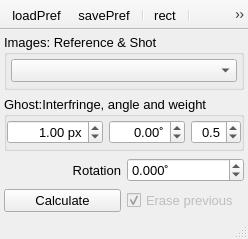
This is UIs/nGhost.ui in NeutrinoToolkit/Neutrino as Qt 5 draws it before an edit. The edited form follows.
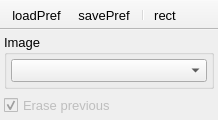
This is the edited form. Icons and pictures are not drawn.

```diff
--- a/UIs/nGhost.ui
+++ b/UIs/nGhost.ui
@@ -6,8 +6,8 @@
    <rect>
     <x>0</x>
     <y>0</y>
-    <width>247</width>
-    <height>239</height>
+    <width>218</width>
+    <height>115</height>
    </rect>
   </property>
   <property name="font">
@@ -32,103 +32,19 @@
     <property name="margin">
      <number>4</number>
     </property>
-    <item row="1" column="0">
-     <widget class="QGroupBox" name="carrierBox">
-      <property name="title">
-       <string>Ghost:Interfringe, angle and weight</string>
-      </property>
-      <layout class="QGridLayout" name="gridLayout_3" columnstretch="1,0,0">
-       <property name="margin">
-        <number>0</number>
-       </property>
-       <item row="0" column="2">
-        <widget class="QDoubleSpinBox" name="weightCarrier">
-         <property name="toolTip">
-          <string>Frequency weight (&lt;0 for lower freq; &gt;0 for higher freq)</string>
-         </property>
-         <property name="alignment">
-          <set>Qt::AlignRight|Qt::AlignTrailing|Qt::AlignVCenter</set>
-         </property>
-         <property name="decimals">
-          <number>1</number>
-         </property>
-         <property name="minimum">
-          <double>-9.900000000000000</double>
-         </property>
-         <property name="maximum">
-          <double>9.900000000000000</double>
-         </property>
-         <property name="singleStep">
-          <double>0.100000000000000</double>
-         </property>
-         <property name="value">
-          <double>0.500000000000000</double>
-         </property>
-         <property name="neutrinoSave" stdset="0">
-          <bool>true</bool>
-         </property>
-        </widget>
-       </item>
-       <item row="0" column="1">
-        <widget class="QDoubleSpinBox" name="angleCarrier">
-         <property name="alignment">
-          <set>Qt::AlignRight|Qt::AlignTrailing|Qt::AlignVCenter</set>
-         </property>
-         <property name="suffix">
-          <string>˚</string>
-         </property>
-         <property name="decimals">
-          <number>2</number>
-         </property>
-         <property name="minimum">
-          <double>-360.000000000000000</double>
-         </property>
-         <property name="maximum">
-          <double>360.000000000000000</double>
-         </property>
-         <property name="singleStep">
-          <double>1.000000000000000</double>
-         </property>
-         <property name="neutrinoSave" stdset="0">
-          <bool>true</bool>
-         </property>
-        </widget>
-       </item>
-       <item row="0" column="0">
-        <widget class="QDoubleSpinBox" name="widthCarrier">
-         <property name="alignment">
-          <set>Qt::AlignRight|Qt::AlignTrailing|Qt::AlignVCenter</set>
-         </property>
-         <property name="suffix">
-          <string> px</string>
-         </property>
-         <property name="decimals">
-          <number>2</number>
-         </property>
-         <property name="minimum">
-          <double>-9999.000000000000000</double>
-         </property>
-         <property name="maximum">
-          <double>9999.000000000000000</double>
-         </property>
-         <property name="singleStep">
-          <double>1.000000000000000</double>
-         </property>
-         <property name="value">
-          <double>1.000000000000000</double>
-         </property>
-         <property name="neutrinoSave" stdset="0">
-          <bool>true</bool>
-         </property>
-        </widget>
-       </item>
-      </layout>
-     </widget>
-    </item>
+    <property name="topMargin">
+     <number>4</number>
+    </property>
+    <property name="rightMargin">
+     <number>4</number>
+    </property>
+    <property name="bottomMargin">
+     <number>4</number>
+    </property>
     <item row="0" column="0">
      <widget class="QGroupBox" name="groupBox_14">
       <property name="title">
-       <string>Images: Reference &amp;&amp; Shot</string>
+       <string>Image</string>
       </property>
       <layout class="QGridLayout" name="gridLayout_5">
        <property name="margin">
@@ -147,80 +63,29 @@
       </layout>
      </widget>
     </item>
-    <item row="4" column="0">
-     <widget class="QWidget" name="widget_3" native="true">
-      <layout class="QGridLayout" name="gridLayout_2">
-       <property name="margin">
-        <number>0</number>
-       </property>
-       <item row="3" column="0">
-        <widget class="QPushButton" name="doGhost">
-         <property name="font">
-          <font>
-           <pointsize>10</pointsize>
-          </font>
-         </property>
-         <property name="text">
-          <string>Calculate</string>
-         </property>
-        </widget>
-       </item>
-       <item row="3" column="1">
-        <widget class="QCheckBox" name="erasePrevious">
-         <property name="enabled">
-          <bool>false</bool>
-         </property>
-         <property name="text">
-          <string>Erase previous</string>
-         </property>
-         <property name="checked">
-          <bool>true</bool>
-         </property>
-         <property name="neutrinoSave" stdset="0">
-          <bool>true</bool>
-         </property>
-        </widget>
-       </item>
-       <item row="2" column="1">
-        <widget class="QDoubleSpinBox" name="rotation">
-         <property name="suffix">
-          <string>˚</string>
-         </property>
-         <property name="decimals">
-          <number>3</number>
-         </property>
-         <property name="minimum">
-          <double>-360.000000000000000</double>
-         </property>
-         <property name="maximum">
-          <double>360.000000000000000</double>
-         </property>
-         <property name="neutrinoSave" stdset="0">
-          <bool>true</bool>
-         </property>
-        </widget>
-       </item>
-       <item row="2" column="0">
-        <widget class="QLabel" name="label">
-         <property name="font">
-          <font>
-           <pointsize>10</pointsize>
-          </font>
-         </property>
-         <property name="text">
-          <string>Rotation</string>
-         </property>
-         <property name="alignment">
-          <set>Qt::AlignRight|Qt::AlignTrailing|Qt::AlignVCenter</set>
-         </property>
-        </widget>
-       </item>
-      </layout>
+    <item row="1" column="0">
+     <widget class="QCheckBox" name="erasePrevious">
+      <property name="enabled">
+       <bool>false</bool>
+      </property>
+      <property name="font">
+       <font>
+        <pointsize>10</pointsize>
+       </font>
+      </property>
+      <property name="text">
+       <string>Erase previous</string>
+      </property>
+      <property name="checked">
+       <bool>true</bool>
+      </property>
+      <property name="neutrinoSave" stdset="0">
+       <bool>true</bool>
+      </property>
      </widget>
     </item>
    </layout>
   </widget>
-  <widget class="QStatusBar" name="statusbar"/>
   <widget class="QToolBar" name="toolBar">
    <property name="windowTitle">
     <string>toolBar</string>
@@ -241,8 +106,6 @@
    <addaction name="actionSavePref"/>
    <addaction name="separator"/>
    <addaction name="actionRect"/>
-   <addaction name="separator"/>
-   <addaction name="actionCarrier"/>
   </widget>
   <action name="actionRect">
    <property name="icon">
@@ -280,18 +143,6 @@
     <string>Load Preferences</string>
    </property>
   </action>
-  <action name="actionCarrier">
-   <property name="icon">
-    <iconset resource="../resources/neutrino.qrc">
-     <normaloff>:/icons/refresh2.png</normaloff>:/icons/refresh2.png</iconset>
-   </property>
-   <property name="text">
-    <string>Carrier</string>
-   </property>
-   <property name="toolTip">
-    <string>Guess carrier interfringe and angle</string>
-   </property>
-  </action>
  </widget>
  <tabstops>
   <tabstop>shot</tabstop>
```
Left out of the diff: 22 changed lines with no effect on the pictures.
